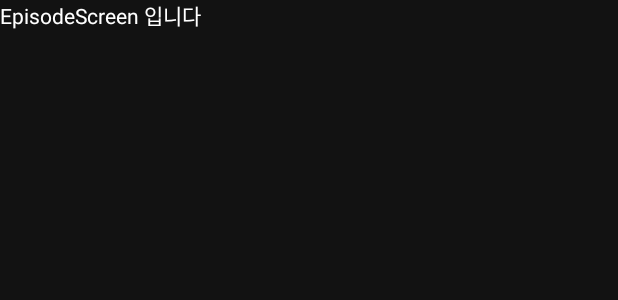
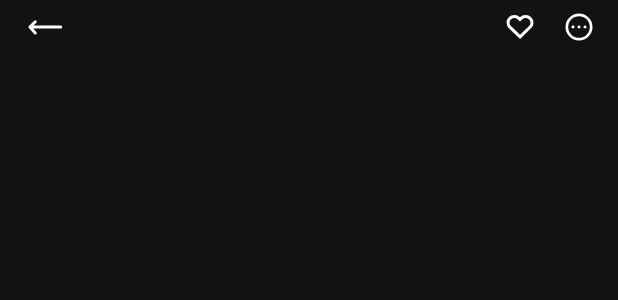
Before and after one commit to SOPT-all/35-COLLABORATION-ANDROID-KAKAOWEBTOON, an Android app built with Jetpack Compose: the @Preview function MainScreenPreview, on a phone screen of 412 x 824 dp. Shown: the top 300 px of the screen. Run offline under Robolectric (Android 15) with nearby library versions, the phone set to English and light mode, and no system bars; our stand-ins replace Dagger/Hilt's generated code.

Commit message:
[feat] #22: 탑바 적용

```diff
--- a/app/src/main/java/com/example/kakaowebtoon/presentation/ui/component/KakaoWebtoonTopBar.kt
+++ b/app/src/main/java/com/example/kakaowebtoon/presentation/ui/component/KakaoWebtoonTopBar.kt
@@ -22,6 +22,7 @@ import androidx.compose.ui.unit.dp
 import com.example.kakaowebtoon.presentation.type.TopBarType
 import com.example.kakaowebtoon.presentation.util.noRippleClickable
 import com.example.kakaowebtoon.ui.theme.KakaoWebtoonTheme
+import com.example.kakaowebtoon.ui.theme.defaultKakaoWebtoonColors
 
 @Composable
 fun KakaoWebtoonTopBar(
@@ -69,7 +70,7 @@ fun KakaoWebtoonTopBar(
                 contentDescription = null,
                 modifier = Modifier
                     .padding(end = topBarType.thirdIconEndPadding),
-                tint = KakaoWebtoonTheme.colors.white
+                tint = defaultKakaoWebtoonColors.white
             )
         }
 
--- a/app/src/main/java/com/example/kakaowebtoon/presentation/ui/episode/EpisodeScreen.kt
+++ b/app/src/main/java/com/example/kakaowebtoon/presentation/ui/episode/EpisodeScreen.kt
@@ -1,15 +1,19 @@
 package com.example.kakaowebtoon.presentation.ui.episode
 
 import androidx.compose.foundation.background
+import androidx.compose.foundation.layout.Box
 import androidx.compose.foundation.layout.Column
 import androidx.compose.foundation.layout.PaddingValues
 import androidx.compose.foundation.layout.fillMaxSize
 import androidx.compose.foundation.layout.padding
+import androidx.compose.foundation.lazy.LazyColumn
 import androidx.compose.material3.Text
 import androidx.compose.runtime.Composable
 import androidx.compose.ui.Modifier
 import androidx.compose.ui.tooling.preview.Preview
 import androidx.hilt.navigation.compose.hiltViewModel
+import com.example.kakaowebtoon.presentation.type.TopBarType
+import com.example.kakaowebtoon.presentation.ui.component.KakaoWebtoonTopBar
 import com.example.kakaowebtoon.ui.theme.KakaoWebtoonColors
 import com.example.kakaowebtoon.ui.theme.KakaoWebtoonTheme
 import com.example.kakaowebtoon.ui.theme.defaultKakaoWebtoonColors
@@ -34,15 +38,21 @@ fun EpisodeScreen(
     modifier: Modifier = Modifier,
     viewModel: EpisodeViewModel = hiltViewModel()
 ) {
-    Column(
+    Box(
         modifier = modifier
             .fillMaxSize()
-            .background(color = KakaoWebtoonTheme.colors.black3)
+            .background(KakaoWebtoonTheme.colors.black3)
     ) {
-        Text(
-            text = "EpisodeScreen 입니다",
-            color = KakaoWebtoonTheme.colors.white
-        )
+        LazyColumn(
+            modifier = Modifier.fillMaxSize()
+        ) {
+            item {
+                KakaoWebtoonTopBar(
+                    topBarType = TopBarType.Episode,
+                    firstIconOnClick = popUpBackStack
+                )
+            }
+        }
     }
 }
 
```
Also changed, not shown: app/src/main/java/com/example/kakaowebtoon/presentation/type/TopBarType.kt (line endings or trailing spaces).
